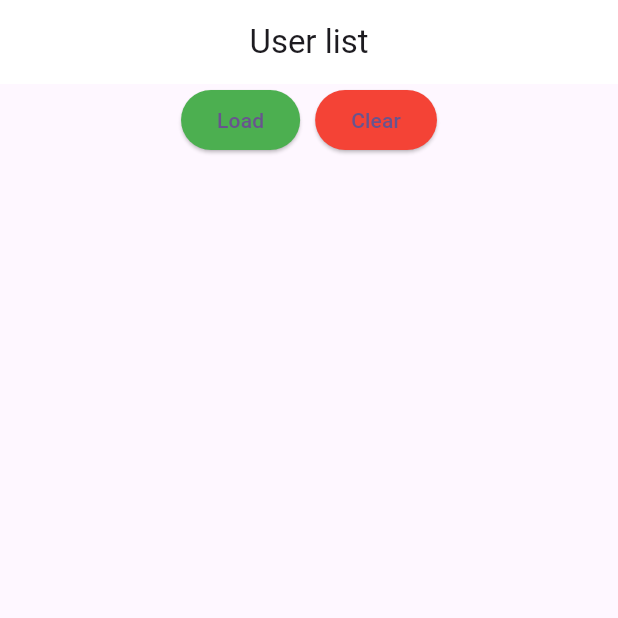
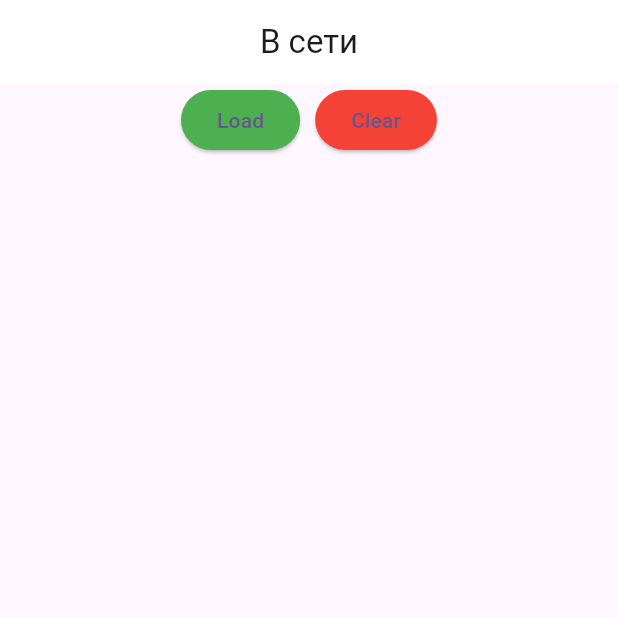
Before and after one commit to IlyaStudent/bloc_network, a Flutter app: the screen it shows after launch, on a phone screen of 412 x 824 dp, the top half of it. Run offline on Flutter 3.47's test engine with Material 3 defaults, Android fonts, the phone set to English and light mode, and no system bars; our stand-ins replace connectivity_plus, dio, flutter_bloc, retrofit; generated files the repository leaves out were written again.

```diff
--- /dev/null
+++ b/lib/features/home_screen/presentation/cubit/internet_cibit.dart
@@ -0,0 +1,25 @@
+import 'dart:async';
+
+import 'package:connectivity_plus/connectivity_plus.dart';
+import 'package:flutter_bloc/flutter_bloc.dart';
+
+class MyConnectionState {
+  final bool connected;
+  MyConnectionState(this.connected);
+}
+
+class ConnectionCubit extends Cubit<MyConnectionState> {
+  late StreamSubscription<List<ConnectivityResult>> _subscription;
+
+  ConnectionCubit() : super(MyConnectionState(true)) {
+    _subscription = Connectivity().onConnectivityChanged.listen((result) {
+      emit(MyConnectionState(result[0] != ConnectivityResult.none));
+    });
+  }
+
+  @override
+  Future<void> close() {
+    _subscription.cancel();
+    return super.close();
+  }
+}
--- a/lib/features/home_screen/presentation/home_screen.dart
+++ b/lib/features/home_screen/presentation/home_screen.dart
@@ -1,5 +1,6 @@
 import 'package:bloc_network/features/home_screen/data/repository/users_repository.dart';
 import 'package:bloc_network/features/home_screen/presentation/bloc/user_bloc.dart';
+import 'package:bloc_network/features/home_screen/presentation/cubit/internet_cibit.dart';
 import 'package:bloc_network/features/home_screen/presentation/widgets/action_buttons.dart';
 import 'package:bloc_network/features/home_screen/presentation/widgets/user_list.dart';
 import 'package:flutter/material.dart';
@@ -11,11 +12,23 @@ class HomePage extends StatelessWidget {
 
   @override
   Widget build(BuildContext context) {
-    return BlocProvider(
-      create: (context) => UserBloc(userRepositiry: userRepositiry),
+    return MultiBlocProvider(
+      providers: [
+        BlocProvider(
+          create: (context) => UserBloc(userRepositiry: userRepositiry),
+        ),
+        BlocProvider(create: (context) => ConnectionCubit()),
+      ],
       child: Scaffold(
         appBar: AppBar(
-          title: const Text("User list"),
+          title: BlocBuilder<ConnectionCubit, MyConnectionState>(
+            builder: (context, state) => state.connected
+                ? const Text("В сети")
+                : const Text(
+                    "Нет соединения с интернетом",
+                    style: TextStyle(color: Colors.red),
+                  ),
+          ),
           centerTitle: true,
           backgroundColor: Colors.white,
         ),
--- a/pubspec.yaml
+++ b/pubspec.yaml
@@ -37,6 +37,7 @@ dependencies:
   json_annotation: ^4.8.1
   dio: ^5.4.3+1
   flutter_bloc: ^8.1.6
+  connectivity_plus: ^6.0.3
 
 dev_dependencies:
   flutter_test:
```
Also changed, not shown: pubspec.lock, 3 other files.
